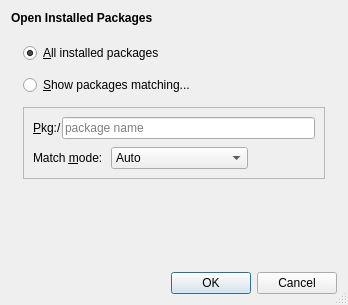
This is src/open-pkg-dialog.ui in Lithopsian/qt6dirstat as Qt 5 draws it before an edit. The edited form follows.
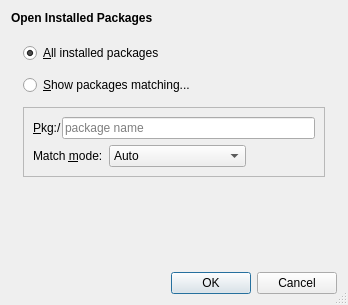
This is the edited form.

Commit message: Adjust spacing in the UI

Diff of the .ui file:
```diff
--- a/src/open-pkg-dialog.ui
+++ b/src/open-pkg-dialog.ui
@@ -105,9 +105,6 @@
         <enum>QFrame::StyledPanel</enum>
        </property>
        <layout class="QVBoxLayout" name="verticalLayout_3">
-        <property name="spacing">
-         <number>8</number>
-        </property>
         <item>
          <layout class="QHBoxLayout" name="horizontalLayout">
           <property name="spacing">
```
The commit also changes 6 other files.
